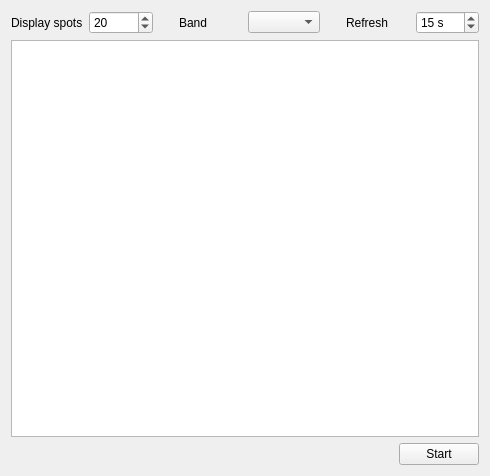
The window that ui_files/DxSpots.ui (gitandy/DragonLog) describes before a commit, drawn with Qt 5.
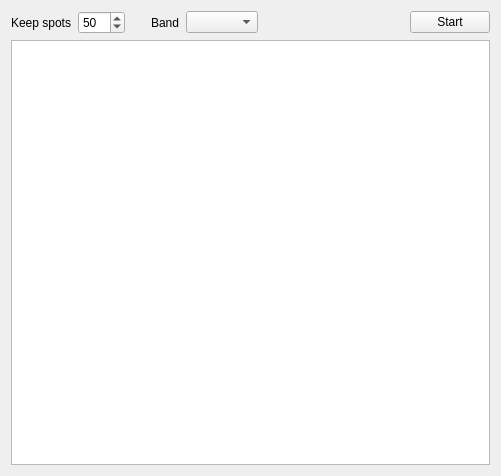
The same window after the commit.

Commit message: Changed DX Spots from telnet connection Resolve country information for spotted callsign

```diff
--- a/ui_files/DxSpots.ui
+++ b/ui_files/DxSpots.ui
@@ -6,7 +6,7 @@
    <rect>
     <x>0</x>
     <y>0</y>
-    <width>490</width>
+    <width>501</width>
     <height>476</height>
    </rect>
   </property>
@@ -18,13 +18,25 @@
     <layout class="QHBoxLayout" name="horizontalLayout">
      <item>
       <widget class="QLabel" name="label">
+       <property name="sizePolicy">
+        <sizepolicy hsizetype="Fixed" vsizetype="Preferred">
+         <horstretch>0</horstretch>
+         <verstretch>0</verstretch>
+        </sizepolicy>
+       </property>
        <property name="text">
-        <string>Display spots</string>
+        <string>Keep spots</string>
        </property>
       </widget>
      </item>
      <item>
       <widget class="QSpinBox" name="nrSpotsSpinBox">
+       <property name="sizePolicy">
+        <sizepolicy hsizetype="Fixed" vsizetype="Fixed">
+         <horstretch>0</horstretch>
+         <verstretch>0</verstretch>
+        </sizepolicy>
+       </property>
        <property name="minimum">
         <number>10</number>
        </property>
@@ -35,7 +47,7 @@
         <number>10</number>
        </property>
        <property name="value">
-        <number>20</number>
+        <number>50</number>
        </property>
       </widget>
      </item>
@@ -58,7 +70,7 @@
      <item>
       <widget class="QLabel" name="label_2">
        <property name="sizePolicy">
-        <sizepolicy hsizetype="Preferred" vsizetype="Preferred">
+        <sizepolicy hsizetype="Fixed" vsizetype="Preferred">
          <horstretch>0</horstretch>
          <verstretch>0</verstretch>
         </sizepolicy>
@@ -69,16 +81,20 @@
       </widget>
      </item>
      <item>
-      <widget class="QComboBox" name="bandComboBox"/>
+      <widget class="QComboBox" name="bandComboBox">
+       <property name="sizePolicy">
+        <sizepolicy hsizetype="Fixed" vsizetype="Fixed">
+         <horstretch>0</horstretch>
+         <verstretch>0</verstretch>
+        </sizepolicy>
+       </property>
+      </widget>
      </item>
      <item>
       <spacer name="horizontalSpacer_4">
        <property name="orientation">
         <enum>Qt::Horizontal</enum>
        </property>
-       <property name="sizeType">
-        <enum>QSizePolicy::Minimum</enum>
-       </property>
        <property name="sizeHint" stdset="0">
         <size>
          <width>20</width>
@@ -88,32 +104,25 @@
       </spacer>
      </item>
      <item>
-      <widget class="QLabel" name="label_3">
+      <widget class="QPushButton" name="startPushButton">
+       <property name="sizePolicy">
+        <sizepolicy hsizetype="Fixed" vsizetype="Fixed">
+         <horstretch>0</horstretch>
+         <verstretch>0</verstretch>
+        </sizepolicy>
+       </property>
        <property name="text">
-        <string>Refresh</string>
+        <string>Start</string>
        </property>
-      </widget>
-     </item>
-     <item>
-      <widget class="QSpinBox" name="refreshRateSpinBox">
-       <property name="suffix">
-        <string> s</string>
-       </property>
-       <property name="minimum">
-        <number>10</number>
-       </property>
-       <property name="maximum">
-        <number>60</number>
-       </property>
-       <property name="value">
-        <number>15</number>
+       <property name="checkable">
+        <bool>true</bool>
        </property>
       </widget>
      </item>
     </layout>
    </item>
    <item>
-    <widget class="QTableWidget" name="tableWidget">
+    <widget class="QTableView" name="tableView">
      <property name="editTriggers">
       <set>QAbstractItemView::NoEditTriggers</set>
      </property>
@@ -128,33 +137,6 @@
      </attribute>
     </widget>
    </item>
-   <item>
-    <layout class="QHBoxLayout" name="horizontalLayout_2">
-     <item>
-      <spacer name="horizontalSpacer_2">
-       <property name="orientation">
-        <enum>Qt::Horizontal</enum>
-       </property>
-       <property name="sizeHint" stdset="0">
-        <size>
-         <width>40</width>
-         <height>20</height>
-        </size>
-       </property>
-      </spacer>
-     </item>
-     <item>
-      <widget class="QPushButton" name="startPushButton">
-       <property name="text">
-        <string>Start</string>
-       </property>
-       <property name="checkable">
-        <bool>true</bool>
-       </property>
-      </widget>
-     </item>
-    </layout>
-   </item>
   </layout>
  </widget>
  <resources/>
```
Left out of the diff: 27 changed lines with no effect on the pictures. The commit also changes 17 other files.
